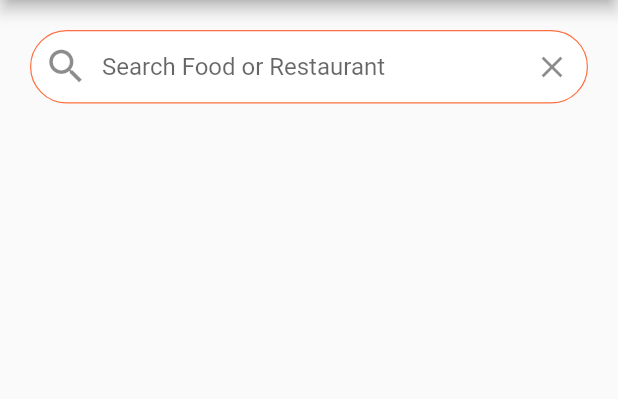
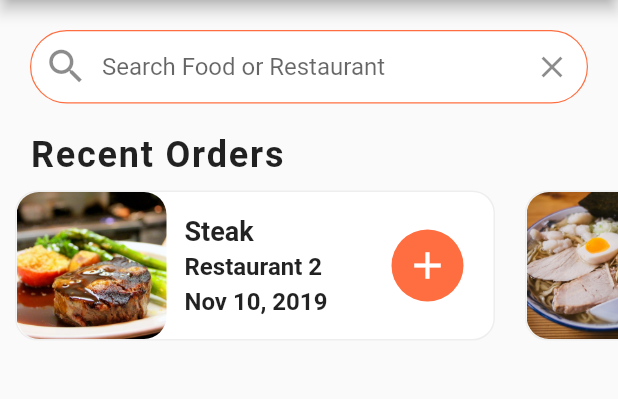
Before and after one commit to eRuaro/delivery_app, a Flutter app: the screen it shows after launch, on a phone screen of 412 x 824 dp, the part 84-483 px from its top. Run offline on Flutter 3.47's test engine with Material 2 defaults, Android fonts, the phone set to English and light mode, and no system bars.

Commit message:
created horizontal listview for orders

```diff
--- a/lib/screens/home_screen.dart
+++ b/lib/screens/home_screen.dart
@@ -1,5 +1,6 @@
 import 'package:flutter/material.dart';
 import 'package:delivery_app/data/data.dart';
+import 'package:delivery_app/widgets/recent_orders.dart';
 
 class HomeScreen extends StatefulWidget {
   const HomeScreen({Key? key}) : super(key: key);
@@ -57,7 +58,8 @@ class _HomeScreenState extends State<HomeScreen> {
                 ),
               ),
             ),
-          )
+          ),
+          RecentOrders(),
         ],
       ),
     );
--- /dev/null
+++ b/lib/widgets/recent_orders.dart
@@ -0,0 +1,130 @@
+import 'package:flutter/material.dart';
+import 'package:delivery_app/data/data.dart';
+import 'package:delivery_app/models/order.dart';
+
+class RecentOrders extends StatelessWidget {
+  const RecentOrders({Key? key}) : super(key: key);
+
+  _buildRecentOrder(BuildContext context, Order order) {
+    return Container(
+      margin: EdgeInsets.all(10),
+      width: 320,
+      decoration: BoxDecoration(
+        color: Colors.white,
+        borderRadius: BorderRadius.circular(15.0),
+        border: Border.all(
+          width: 1.0,
+          color: Colors.grey[200]!,
+        ),
+      ),
+      child: Row(
+        mainAxisAlignment: MainAxisAlignment.spaceBetween,
+        children: [
+          Row(
+            children: [
+              ClipRRect(
+                  borderRadius: BorderRadius.circular(15.0),
+                  child: Image(
+                  height: 100.0,
+                  width: 100.0,
+                  image: AssetImage(order.food.imageUrl),
+                  //stretches image
+                  fit: BoxFit.cover,
+                ),
+              ),
+              Container(
+            margin: EdgeInsets.all(12.0),
+            child: Column(
+              mainAxisAlignment: MainAxisAlignment.center,
+              crossAxisAlignment: CrossAxisAlignment.start,
+              children: [
+                Text(
+                  order.food.name,
+                  style: TextStyle(
+                    fontSize: 18.0,
+                    fontWeight: FontWeight.bold,
+                  ),
+                  //handles extra long text
+                  // returns ...
+                  overflow: TextOverflow.ellipsis,
+                ),
+                SizedBox(
+                  height: 4.0,
+                ),
+                Text(
+                  order.restaurant.name,
+                  style: TextStyle(
+                    fontSize: 16.0,
+                    fontWeight: FontWeight.w600,
+                  ),
+                  overflow: TextOverflow.ellipsis,
+                ),
+                SizedBox(
+                  height: 4.0,
+                ),
+                Text(
+                  order.date,
+                  style: TextStyle(
+                    fontSize: 16.0,
+                    fontWeight: FontWeight.w600,
+                  ),
+                  overflow: TextOverflow.ellipsis,
+                ),
+
+              ],
+            ),
+          ),
+            ],
+          ),
+          Container(
+            margin: EdgeInsets.only(right: 20.0),
+            width: 48.0,
+            decoration: BoxDecoration(
+              color: Theme.of(context).primaryColor,
+              borderRadius: BorderRadius.circular(30),
+            ),
+            child: IconButton(
+              onPressed: (){},
+              icon: Icon(Icons.add),
+              iconSize: 30.0,
+              color: Colors.white,
+            ),
+          ),
+        ],
+      ),
+    );
+  }
+
+  @override
+  Widget build(BuildContext context) {
+    //horizontal scrollable widget
+    return Column(
+      crossAxisAlignment: CrossAxisAlignment.start,
+      children: [
+        Padding(
+          padding: const EdgeInsets.symmetric(horizontal: 20.0),
+          child: Text(
+            'Recent Orders',
+            style: TextStyle(
+              fontSize: 24.0,
+              fontWeight: FontWeight.w600,
+              letterSpacing: 1.2,
+            ),
+          ),
+        ),
+        Container(
+          height: 120,
+          child: ListView.builder(
+            //set scrolling to horizontal
+            scrollDirection: Axis.horizontal,
+            itemCount: currentUser.orders.length,
+            itemBuilder: (BuildContext context, int index) {
+              Order order = currentUser.orders[index];
+              return _buildRecentOrder(context, order);
+            },
+          ),
+        )
+      ],
+    );
+  }
+}
```
